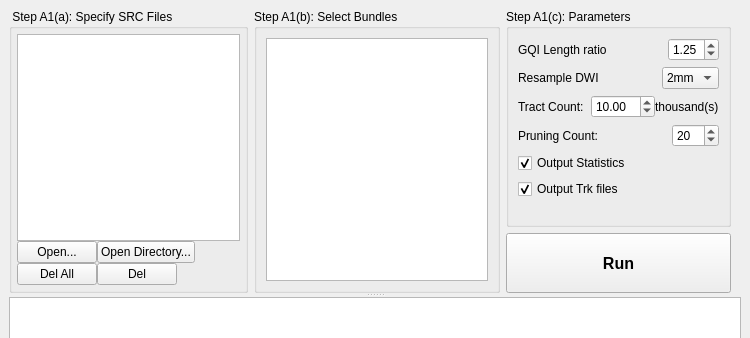
The window that auto_track.ui (frankyeh/DSI-Studio) describes before a commit, drawn with Qt 5; both pictures show x 0 to 750 and y 0 to 338 of the 750 by 505 pixel window.
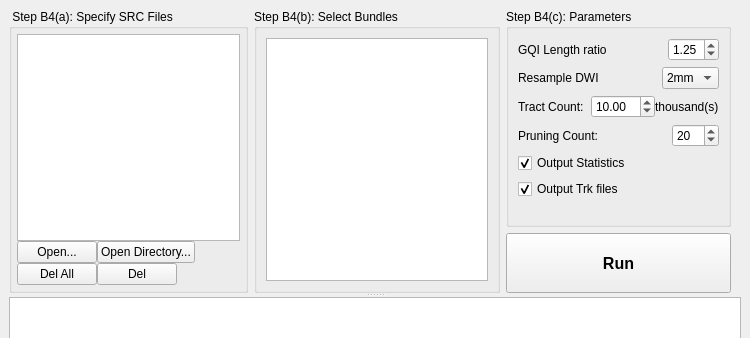
The same window after the commit. Icons and pictures are not drawn.

Commit message: [gui] revise GUI layout

Diff of the .ui file:
```diff
--- a/auto_track.ui
+++ b/auto_track.ui
@@ -20,7 +20,7 @@
       <property name="orientation">
        <enum>Qt::Vertical</enum>
       </property>
-      <widget class="QWidget" name="">
+      <widget class="QWidget" name="layoutWidget">
        <layout class="QHBoxLayout" name="horizontalLayout_5">
         <property name="rightMargin">
          <number>0</number>
@@ -34,7 +34,7 @@
            </sizepolicy>
           </property>
           <property name="title">
-           <string> Step A1(a): Specify SRC Files</string>
+           <string> Step B4(a): Specify SRC Files</string>
           </property>
           <layout class="QVBoxLayout" name="verticalLayout_7">
            <property name="spacing">
@@ -189,7 +189,7 @@
            </sizepolicy>
           </property>
           <property name="title">
-           <string>Step A1(b): Select Bundles</string>
+           <string>Step B4(b): Select Bundles</string>
           </property>
           <layout class="QVBoxLayout" name="verticalLayout_2">
            <item>
@@ -219,7 +219,7 @@
              </sizepolicy>
             </property>
             <property name="title">
-             <string>Step A1(c): Parameters</string>
+             <string>Step B4(c): Parameters</string>
             </property>
             <layout class="QVBoxLayout" name="verticalLayout_5">
              <item>
```
The commit also changes 1 other file.
